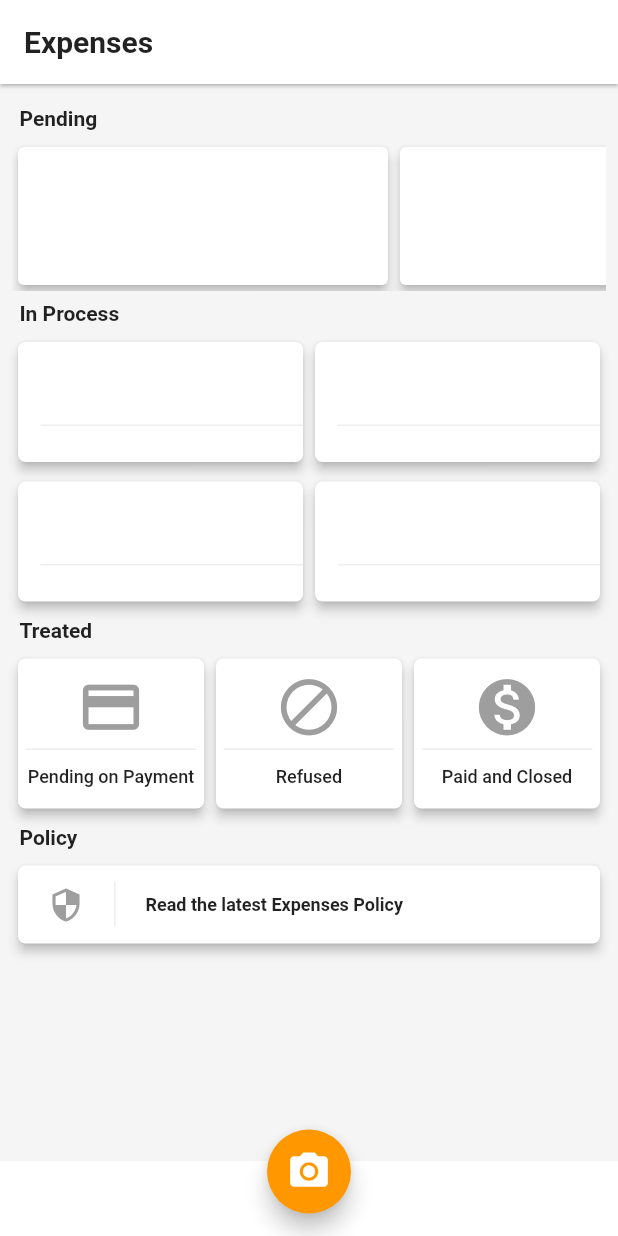
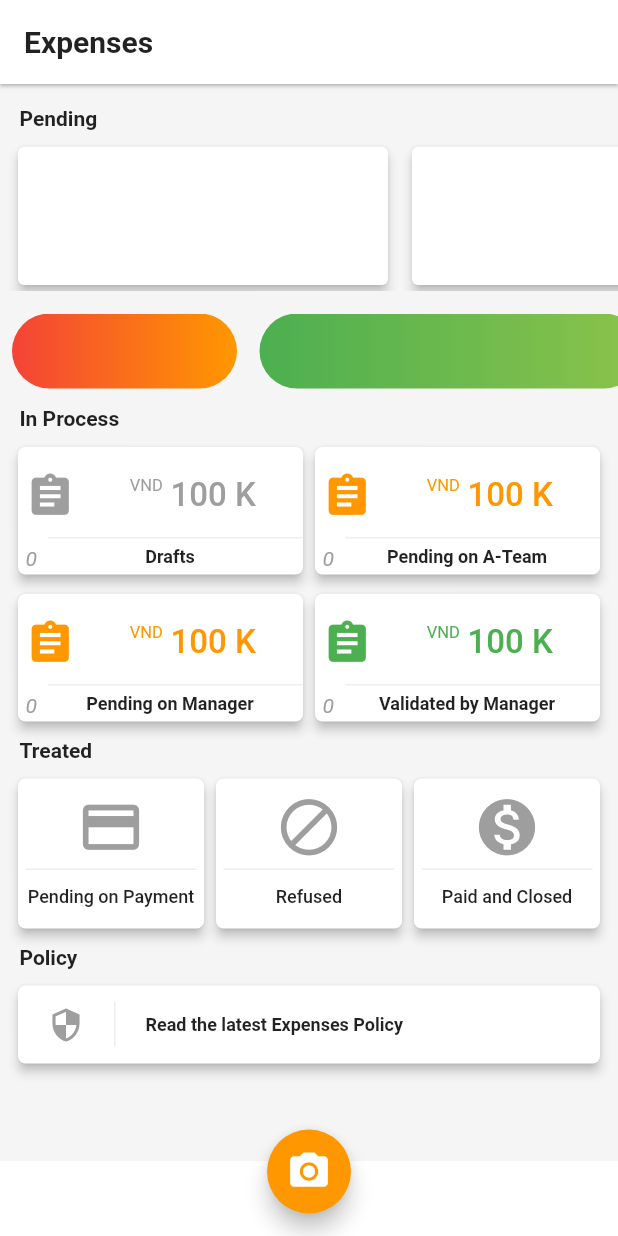
Before and after one commit to truongpx396/ExpensesFlutter, a Flutter app: the screen it shows after launch, on a phone screen of 412 x 824 dp. Run offline on Flutter 3.47's test engine with Material 2 defaults, Android fonts, the phone set to English and light mode, and no system bars; drawn by our look-alikes of auto_size_text.

Commit message:
- Update home page UI

```diff
--- a/lib/main.dart
+++ b/lib/main.dart
@@ -39,7 +39,7 @@ class _MyHomePageState extends State<MyHomePage> {
     return SizedBox(
         height: 30,
         child: Container(
-          padding: EdgeInsets.only(left: 5),
+          padding: EdgeInsets.only(left: 13),
           alignment: Alignment.centerLeft,
           child: Text(
             title,
@@ -70,33 +70,45 @@ class _MyHomePageState extends State<MyHomePage> {
                 child: SingleChildScrollView(
                   child: Container(
                     child: Padding(
-                      padding: const EdgeInsets.all(8.0),
+                      padding: const EdgeInsets.only(top: 8.0, bottom: 8.0),
                       child: Column(
                         children: <Widget>[
                           _buildSubHeaderLine('Pending'),
                           _buildManageExpenses(),
+                          SizedBox(
+                            height: 10,
+                          ),
+                          _buildNotifications(),
                           _buildSubHeaderLine('In Process'),
-                          Row(
+                          Padding(
+                            padding: const EdgeInsets.symmetric(horizontal: 8),
+                            child: Row(
                               children: <Widget>[
-                              _buildInProcessCardView('Title', Colors.blueGrey,
+                                _buildInProcessCardView('Drafts', Colors.grey,
                                     Icon(Icons.monetization_on)),
-                              _buildInProcessCardView('Title', Colors.blueGrey,
-                                  Icon(Icons.monetization_on)),
+                                _buildInProcessCardView('Pending on A-Team',
+                                    Colors.orange, Icon(Icons.monetization_on)),
                               ],
+                            ),
                           ),
                           SizedBox(
                             height: 5,
                           ),
-                          Row(
+                          Padding(
+                            padding: const EdgeInsets.symmetric(horizontal: 8),
+                            child: Row(
                               children: <Widget>[
-                              _buildInProcessCardView('Title', Colors.blueGrey,
-                                  Icon(Icons.monetization_on)),
-                              _buildInProcessCardView('Title', Colors.blueGrey,
-                                  Icon(Icons.monetization_on)),
+                                _buildInProcessCardView('Pending on Manager',
+                                    Colors.orange, Icon(Icons.monetization_on)),
+                                _buildInProcessCardView('Validated by Manager',
+                                    Colors.green, Icon(Icons.monetization_on)),
                               ],
                             ),
+                          ),
                           _buildSubHeaderLine('Treated'),
-                          Row(
+                          Padding(
+                            padding: const EdgeInsets.symmetric(horizontal: 8),
+                            child: Row(
                               children: <Widget>[
                                 _buildTreatedCardView(
                                     Icon(
@@ -120,6 +132,7 @@ class _MyHomePageState extends State<MyHomePage> {
                                     ),
                                     'Paid and Closed'),
                               ],
+                            ),
                           ),
                           _buildSubHeaderLine('Policy'),
                           _buildPolicyCardView(),
@@ -208,11 +221,52 @@ class _MyHomePageState extends State<MyHomePage> {
           borderRadius: BorderRadius.circular(5.0),
         ),
         child: Container(
-          height: 80,
+          height: 85,
+          padding: EdgeInsets.only(left: 5, bottom: 5, top: 5),
           child: Column(
             children: <Widget>[
               SizedBox(
                 height: 55,
+                child: Row(
+                  children: <Widget>[
+                    Icon(
+                      Icons.assignment,
+                      size: 33,
+                      color: color,
+                    ),
+                    SizedBox(
+                      width: 5,
+                    ),
+                    Expanded(
+                      child: Container(
+                        alignment: Alignment.center,
+                        child: Row(
+                          mainAxisAlignment: MainAxisAlignment.center,
+                          crossAxisAlignment: CrossAxisAlignment.start,
+                          children: <Widget>[
+                            Text(
+                              'VND',
+                              style: TextStyle(
+                                  fontSize: 11,
+                                  color: color,
+                                  fontWeight: FontWeight.w400),
+                            ),
+                            SizedBox(
+                              width: 5,
+                            ),
+                            Text(
+                              '100 K',
+                              style: TextStyle(
+                                  fontSize: 22,
+                                  color: color,
+                                  fontWeight: FontWeight.w500),
+                            ),
+                          ],
+                        ),
+                      ),
+                    )
+                  ],
+                ),
               ),
               Container(
                 margin: const EdgeInsets.only(left: 15),
@@ -220,6 +274,36 @@ class _MyHomePageState extends State<MyHomePage> {
                 height: 1,
                 color: Colors.grey[200],
               ),
+              SizedBox(
+                height: 5,
+              ),
+              SizedBox(
+                height: 14,
+                child: Row(
+                  crossAxisAlignment: CrossAxisAlignment.center,
+                  children: <Widget>[
+                    Text(
+                      '0',
+                      textAlign: TextAlign.center,
+                      style: TextStyle(
+                          fontSize: 14,
+                          fontWeight: FontWeight.w400,
+                          fontStyle: FontStyle.italic,
+                          color: Colors.grey),
+                    ),
+                    Expanded(
+                      child: Container(
+                        alignment: Alignment.center,
+                        child: Text(
+                          title,
+                          style: TextStyle(
+                              fontSize: 12, fontWeight: FontWeight.w600),
+                        ),
+                      ),
+                    ),
+                  ],
+                ),
+              )
             ],
           ),
         ),
@@ -230,6 +314,8 @@ class _MyHomePageState extends State<MyHomePage> {
   _buildPolicyCardView() {
     return SizedBox(
       height: 60,
+      child: Padding(
+        padding: const EdgeInsets.symmetric(horizontal: 8),
         child: Card(
           elevation: 3.0,
           shape: RoundedRectangleBorder(
@@ -262,6 +348,7 @@ class _MyHomePageState extends State<MyHomePage> {
             ),
           ),
         ),
+      ),
     );
   }
 
@@ -273,11 +360,8 @@ class _MyHomePageState extends State<MyHomePage> {
           // This next line does the trick.
           scrollDirection: Axis.horizontal,
           children: <Widget>[
-            Container(
-              width: cardWidth,
-              child: Card(
-                elevation: 3.0,
-              ),
+            SizedBox(
+              width: 8,
             ),
             Container(
               width: cardWidth,
@@ -285,6 +369,70 @@ class _MyHomePageState extends State<MyHomePage> {
                 elevation: 3.0,
               ),
             ),
+            SizedBox(
+              width: 8,
+            ),
+            Container(
+              width: cardWidth,
+              child: Card(
+                elevation: 3.0,
+              ),
+            ),
+            SizedBox(
+              width: 8,
+            ),
+          ],
+        ));
+  }
+
+  _buildNotifications() {
+    final cardWidth = MediaQuery.of(context).size.width * 0.618;
+    return Container(
+        height: 60,
+        padding: EdgeInsets.only(top: 5, bottom: 5),
+        child: ListView(
+          // This next line does the trick.
+          scrollDirection: Axis.horizontal,
+          children: <Widget>[
+            SizedBox(
+              width: 8,
+            ),
+            Container(
+                decoration: BoxDecoration(
+                    borderRadius: BorderRadius.circular(30),
+                    gradient: LinearGradient(
+                        begin: Alignment.centerLeft,
+                        end: Alignment.centerRight,
+                        colors: [Colors.red, Colors.orange])),
+                width: 150,
+                child: Row()),
+            SizedBox(
+              width: 15,
+            ),
+            Container(
+                decoration: BoxDecoration(
+                    borderRadius: BorderRadius.circular(30),
+                    gradient: LinearGradient(
+                        begin: Alignment.centerLeft,
+                        end: Alignment.centerRight,
+                        colors: [Colors.green, Colors.lightGreen])),
+                width: cardWidth,
+                child: Row()),
+            SizedBox(
+              width: 15,
+            ),
+            Container(
+                decoration: BoxDecoration(
+                    borderRadius: BorderRadius.circular(30),
+                    gradient: LinearGradient(
+                        begin: Alignment.centerLeft,
+                        end: Alignment.centerRight,
+                        colors: [Colors.orange[600], Colors.orangeAccent])),
+                width: cardWidth,
+                child: Row()),
+            SizedBox(
+              width: 8,
+            ),
           ],
         ));
   }
```
Lines whose indentation alone changed are shown as unchanged.
